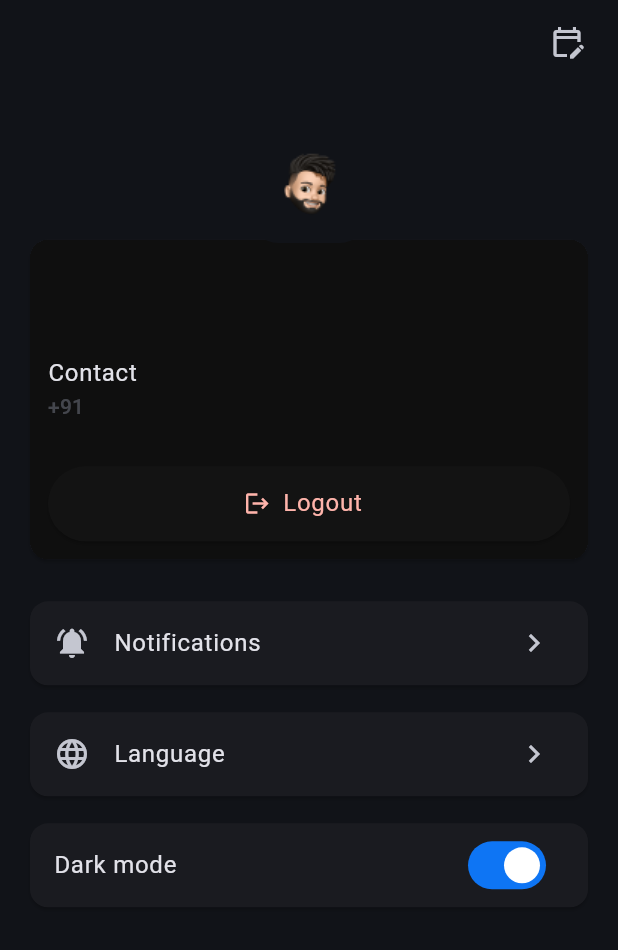
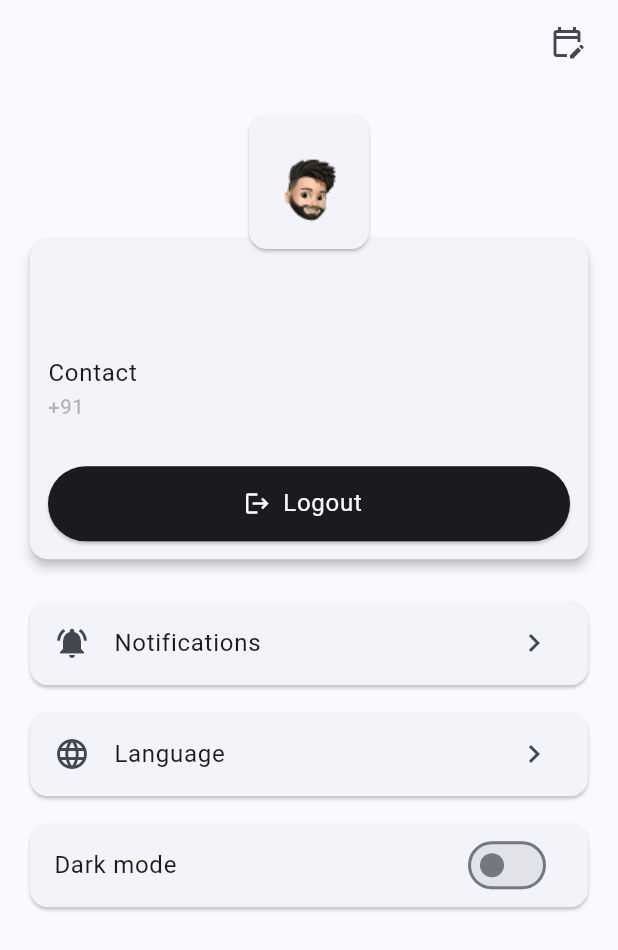
Before and after one commit to hinasahammed/invoice_ui, a Flutter app: the ProfileView screen opened directly, after a tap on "Dark mode", on a phone screen of 412 x 824 dp. Shown: the top 950 px of the screen. Run offline on Flutter 3.47's test engine with Material 3 defaults, Android fonts, the phone set to English and light mode, and no system bars; our stand-ins replace another_flushbar, awesome_dialog, gap, lottie, shared_preferences; accounts and stored records are empty; statements that could not run were skipped.

Commit message:
Update profile_view.dart

```diff
--- a/lib/view/profile/profile_view.dart
+++ b/lib/view/profile/profile_view.dart
@@ -1,6 +1,7 @@
 import 'package:flutter/material.dart';
 import 'package:gap/gap.dart';
 import 'package:invoice_ui/assets/images/image_asset.dart';
+import 'package:invoice_ui/res/utils/theme.dart';
 import 'package:invoice_ui/view/editProfile/edit_profile_view.dart';
 import 'package:invoice_ui/viewModel/services/profile/profile_viewmodel.dart';
 import 'package:shared_preferences/shared_preferences.dart';
@@ -67,12 +68,9 @@ class _ProfileViewState extends State<ProfileView> {
                   left: 0,
                   right: 0,
                   child: Card(
-                    clipBehavior: Clip.hardEdge,
+                    elevation: 3,
                     child: Container(
                       padding: const EdgeInsets.all(12),
-                      decoration: const BoxDecoration(
-                        color: Color(0xff0f0f0f),
-                      ),
                       child: Column(
                         crossAxisAlignment: CrossAxisAlignment.start,
                         children: [
@@ -86,7 +84,7 @@ class _ProfileViewState extends State<ProfileView> {
                             email,
                             style: theme.textTheme.labelLarge!.copyWith(
                               color:
-                                  theme.colorScheme.secondary.withOpacity(.3),
+                                  theme.colorScheme.onSurface.withOpacity(.3),
                             ),
                           ),
                           const Gap(20),
@@ -100,7 +98,7 @@ class _ProfileViewState extends State<ProfileView> {
                             "+91$contact",
                             style: theme.textTheme.labelLarge!.copyWith(
                               color:
-                                  theme.colorScheme.secondary.withOpacity(.3),
+                                  theme.colorScheme.onSurface.withOpacity(.3),
                             ),
                           ),
                           const Gap(30),
@@ -109,12 +107,11 @@ class _ProfileViewState extends State<ProfileView> {
                             height: 50,
                             child: ElevatedButton.icon(
                               style: ElevatedButton.styleFrom(
-                                backgroundColor:
-                                    const Color.fromARGB(255, 19, 19, 19),
+                                backgroundColor: theme.colorScheme.onSurface,
                               ),
                               icon: Icon(
                                 Icons.logout,
-                                color: theme.colorScheme.error,
+                                color: theme.colorScheme.surface,
                               ),
                               onPressed: () {
                                 ProfileViewmodel().logoutDialogue(context);
@@ -122,7 +119,7 @@ class _ProfileViewState extends State<ProfileView> {
                               label: Text(
                                 "Logout",
                                 style: theme.textTheme.bodyLarge!.copyWith(
-                                  color: theme.colorScheme.error,
+                                  color: theme.colorScheme.surface,
                                 ),
                               ),
                             ),
@@ -134,15 +131,16 @@ class _ProfileViewState extends State<ProfileView> {
                 ),
                 Align(
                   alignment: Alignment.topCenter,
+                  child: Card(
                     child: Container(
                       margin: const EdgeInsets.only(top: 10),
                       width: 80,
                       height: 80,
                       decoration: BoxDecoration(
                         borderRadius: BorderRadius.circular(20),
-                      color: const Color(0xff111318),
                         image: const DecorationImage(
                           image: AssetImage(ImageAsset.profile),
+                        ),
                       ),
                     ),
                   ),
@@ -170,8 +168,11 @@ class _ProfileViewState extends State<ProfileView> {
             const Gap(10),
             Card(
               child: SwitchListTile(
-                value: true,
-                onChanged: (value) {},
+                value: MyThemes.isDark.value,
+                onChanged: (value) {
+                  MyThemes.isDark.value = value;
+                  ProfileViewmodel().setTheme(value);
+                },
                 title: const Text("Dark mode"),
               ),
             ),
```
Lines whose indentation alone changed are shown as unchanged.
